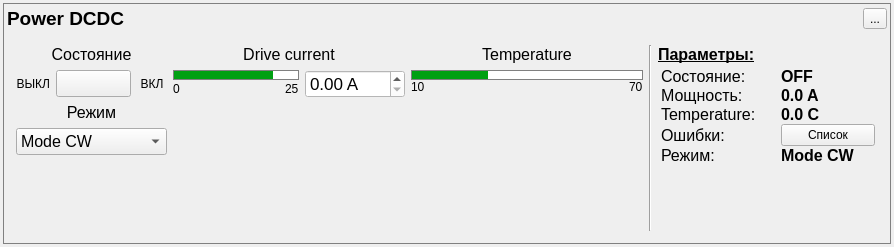
First picture: the form in dc_panel.ui, repository bulkanul/EVO_YFL_1064_GUI_coherent2, before the edit.
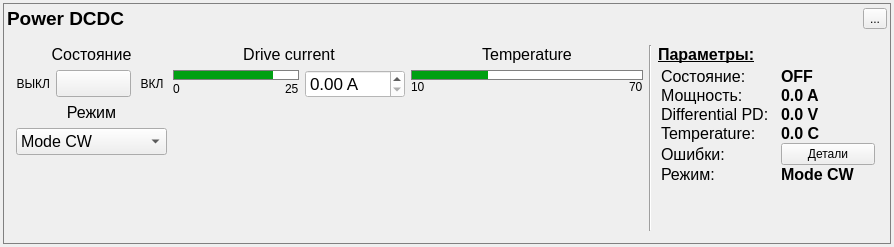
Second picture: the form after the edit. Icons and pictures are not drawn. Custom widgets are drawn as their Qt base class.

Patch:
```diff
--- a/dc_panel.ui
+++ b/dc_panel.ui
@@ -828,7 +828,7 @@
                </property>
               </widget>
              </item>
-             <item row="2" column="0">
+             <item row="3" column="0">
               <widget class="QLabel" name="label_32">
                <property name="minimumSize">
                 <size>
@@ -853,7 +853,7 @@
                </property>
               </widget>
              </item>
-             <item row="2" column="1">
+             <item row="3" column="1">
               <widget class="QLabel" name="temp_label">
                <property name="minimumSize">
                 <size>
@@ -879,7 +879,7 @@
                </property>
               </widget>
              </item>
-             <item row="3" column="0">
+             <item row="4" column="0">
               <widget class="QLabel" name="label_error">
                <property name="minimumSize">
                 <size>
@@ -904,14 +904,14 @@
                </property>
               </widget>
              </item>
-             <item row="3" column="1">
+             <item row="4" column="1">
               <widget class="QPushButton" name="button_error">
                <property name="text">
-                <string>Список</string>
+                <string>Детали</string>
                </property>
               </widget>
              </item>
-             <item row="4" column="0">
+             <item row="5" column="0">
               <widget class="QLabel" name="label_29">
                <property name="minimumSize">
                 <size>
@@ -939,7 +939,7 @@
                </property>
               </widget>
              </item>
-             <item row="4" column="1">
+             <item row="5" column="1">
               <widget class="QLabel" name="mode_label">
                <property name="minimumSize">
                 <size>
@@ -971,6 +971,57 @@
                </property>
               </widget>
              </item>
+             <item row="2" column="0">
+              <widget class="QLabel" name="label_33">
+               <property name="minimumSize">
+                <size>
+                 <width>120</width>
+                 <height>0</height>
+                </size>
+               </property>
+               <property name="maximumSize">
+                <size>
+                 <width>120</width>
+                 <height>16777215</height>
+                </size>
+               </property>
+               <property name="font">
+                <font>
+                 <family>Arial</family>
+                 <pointsize>12</pointsize>
+                </font>
+               </property>
+               <property name="text">
+                <string>Differential PD:</string>
+               </property>
+              </widget>
+             </item>
+             <item row="2" column="1">
+              <widget class="QLabel" name="diff_pd_label">
+               <property name="minimumSize">
+                <size>
+                 <width>80</width>
+                 <height>0</height>
+                </size>
+               </property>
+               <property name="maximumSize">
+                <size>
+                 <width>80</width>
+                 <height>16777215</height>
+                </size>
+               </property>
+               <property name="font">
+                <font>
+                 <family>Arial</family>
+                 <pointsize>12</pointsize>
+                 <bold>true</bold>
+                </font>
+               </property>
+               <property name="text">
+                <string>0.0 V</string>
+               </property>
+              </widget>
+             </item>
             </layout>
            </item>
           </layout>
```
Left out of the diff: 12 changed lines with no effect on the pictures.
